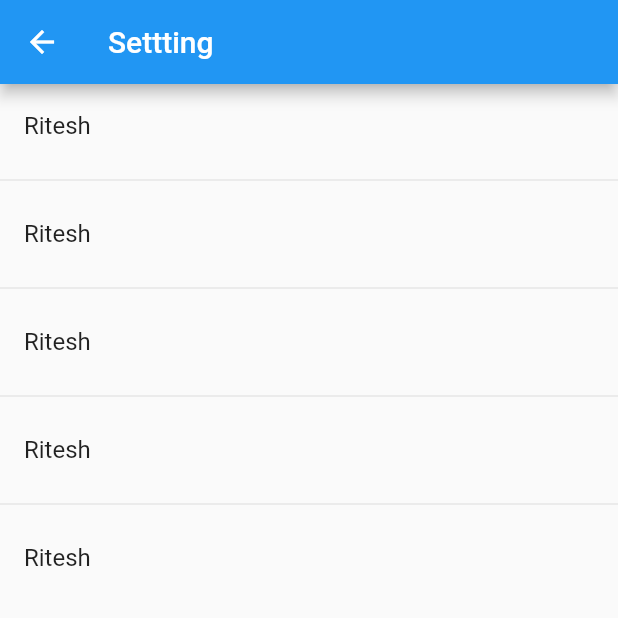
After one commit to aryan47/Flutter-spy-app, a Flutter app: the screen it shows after launch, after a tap on the "menu" icon, after a tap on "Setting", on a phone screen of 412 x 824 dp, the top half of it. The commit adds this screen. Run offline on Flutter 3.47's test engine with Material 2 defaults, Android fonts, the phone set to English and light mode, and no system bars; our stand-ins replace google_maps_flutter.

Commit message:
created card and added color and added screens

```diff
--- a/lib/home.dart
+++ b/lib/home.dart
@@ -1,5 +1,8 @@
 import 'package:flutter/material.dart';
 import 'package:google_maps_flutter/google_maps_flutter.dart';
+import 'package:spy_app/constants.dart';
+import 'package:spy_app/details.dart';
+import 'package:spy_app/setting_view.dart';
 
 class Home extends StatefulWidget {
   @override
@@ -33,16 +36,21 @@ class _Home extends State<Home> {
           children: <Widget>[
             DrawerHeader(
               child: ListTile(
-                leading: Icon(Icons.verified_user),
+                  leading: Icon(Icons.verified_user),
                   title: Text(
-                "Welcome Ritesh",
-                style: TextStyle(color: Colors.white, fontSize: 20.0),
-              )),
-              decoration: BoxDecoration(color: Colors.green),
+                    "Welcome Ritesh",
+                    style: TextStyle(color: Constant.WHITE_COLOR, fontSize: 20.0),
+                  )),
+              decoration: BoxDecoration(color: Constant.GREEN_COLOR),
             ),
             ListTile(
               leading: Icon(Icons.assistant),
               title: Text("Ask Assistant"),
+            ),
+            ListTile(
+              leading: Icon(Icons.settings),
+              title: Text("Setting"),
+              onTap: () => Navigator.pushNamed(context, Settings.id),
             )
           ],
         ),
@@ -77,10 +85,10 @@ class _Home extends State<Home> {
   Widget _getDrawer() {
     return Builder(builder: (context) {
       return Positioned(
-        top: 30.0,
+        top: 35.0,
         left: 30.0,
         child: IconButton(
-          color: Colors.green,
+          color: Constant.GREEN_COLOR,
           iconSize: 30.0,
           icon: Icon(Icons.menu),
           onPressed: () {
@@ -96,7 +104,7 @@ class _Home extends State<Home> {
         bottom: 0.0,
         left: 2.0,
         child: Container(
-          height: 150.0,
+          height: 250.0,
           width: MediaQuery.of(context).size.width,
           child: ListView(
             padding: EdgeInsets.all(5.0),
@@ -122,20 +130,20 @@ class _Home extends State<Home> {
 
   Widget _getAppBar() {
     return Positioned(
-      top: 50.0,
+      top: 45.0,
       right: 10.0,
       child: InkWell(
         child: Card(
-          color: Colors.green,
+          color: Constant.GREEN_COLOR,
           shape:
               RoundedRectangleBorder(borderRadius: BorderRadius.circular(10.0)),
           child: Container(
               alignment: Alignment.center,
-              height: 26.0,
+              height: 30.0,
               width: 150.0,
               child: Text(
                 "Chat with assistant",
-                style: TextStyle(color: Colors.white),
+                style: TextStyle(color: Constant.WHITE_COLOR),
               )),
         ),
       ),
@@ -144,34 +152,34 @@ class _Home extends State<Home> {
 
   Widget _getBottomCard() {
     return InkWell(
-      splashColor: Colors.green,
       child: Container(
-        color: Colors.green[1500],
-        width: 250.0,
+        width: 300.0,
         child: Card(
-          color: Colors.greenAccent[100],
+          shape: RoundedRectangleBorder(borderRadius: BorderRadius.circular(20.0)),
+          elevation: 3.0,
           child: Padding(
-            padding: EdgeInsets.all(5.0),
+            padding: EdgeInsets.all(20.0),
             child: Column(
               children: <Widget>[
-                Row(
-                  children: <Widget>[
-                    CircleAvatar(
-                      backgroundColor: Colors.green,
-                    ),
-                    SizedBox(
-                      width: 5.0,
-                    ),
-                    Text(
-                      "Ritesh Kant",
-                      style: TextStyle(
-                          color: Colors.deepPurple,
-                          fontWeight: FontWeight.bold),
-                    ),
-                  ],
+                ListTile(
+                  leading: Icon(Icons.person),
+                  title: Text('Ritesh Kant'),
                 ),
-                Divider(),
-                Text("Last Address:")
+                ListTile(
+                  leading: Icon(Icons.location_on,color: Constant.GREEN_COLOR,),
+                  title: Text(
+                      '2nd Avenue, Teachers Colony, 6th Main, Koramangala, Bangalore'),
+                ),
+                ButtonTheme(
+                  shape: RoundedRectangleBorder(
+                      borderRadius: BorderRadius.circular(10.0)),
+                  minWidth: 200.0,
+                  child: RaisedButton(
+                    color: Constant.GREEN_COLOR,
+                    child: Text('See Details',style: TextStyle(color: Constant.WHITE_COLOR),),
+                    onPressed: () => Navigator.pushNamed(context, Details.id),
+                  ),
+                )
               ],
             ),
           ),
--- a/lib/main.dart
+++ b/lib/main.dart
@@ -1,4 +1,6 @@
 import 'package:flutter/material.dart';
+import 'package:spy_app/details.dart';
+import 'package:spy_app/setting_view.dart';
 
 import 'home.dart';
 
@@ -12,6 +14,10 @@ class SpyApp extends StatelessWidget {
     return Container(
       child: MaterialApp(
         home: Home(),
+        routes: {
+          Settings.id: (context) => Settings(),
+          Details.id: (context) => Details(),
+        },
       ),
     );
   }
--- /dev/null
+++ b/lib/setting_view.dart
@@ -0,0 +1,30 @@
+import 'package:flutter/material.dart';
+
+class Settings extends StatefulWidget {
+  static final id = '/settings';
+  Settings({Key key}) : super(key: key);
+
+  _SettingsState createState() => _SettingsState();
+}
+
+class _SettingsState extends State<Settings> {
+  @override
+  Widget build(BuildContext context) {
+    return Container(
+      child: Scaffold(
+        appBar: AppBar(
+          title: Text('Settting'),
+        ),
+        body: ListView(
+          children: <Widget>[
+            ListTile(title: Text('Ritesh')),Divider(),
+            ListTile(title: Text('Ritesh')),Divider(),
+            ListTile(title: Text('Ritesh')),Divider(),
+            ListTile(title: Text('Ritesh')),Divider(),
+            ListTile(title: Text('Ritesh')),
+          ],
+        ),
+      ),
+    );
+  }
+}
--- a/pubspec.yaml
+++ b/pubspec.yaml
@@ -1,5 +1,5 @@
 name: spy_app
-description: A new Flutter project.
+description: This project is under progress.
 
 # The following defines the version and build number for your application.
 # A version number is three numbers separated by dots, like 1.2.43
@@ -24,10 +24,13 @@ dependencies:
   # Use with the CupertinoIcons class for iOS style icons.
   cupertino_icons: ^0.1.2
   google_maps_flutter:
+  firebase_ml_vision:
+  # firebase_core: ^0.4.0+8
 
 dev_dependencies:
   flutter_test:
     sdk: flutter
+
 
 
 # For information on the generic Dart part of this file, see the
```
Also changed, not shown: lib/constants.dart (added, +10 -0 lines), lib/details.dart (added, +20 -0 lines), pubspec.lock, 7 other files.
